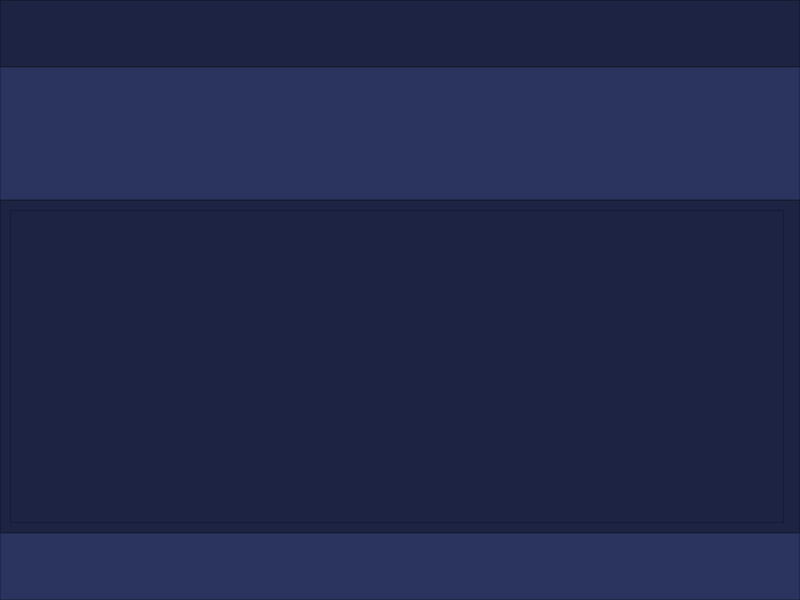
The window that ui/shell.ui (diegofer/multilyrics) describes before a commit, drawn with Qt 5.
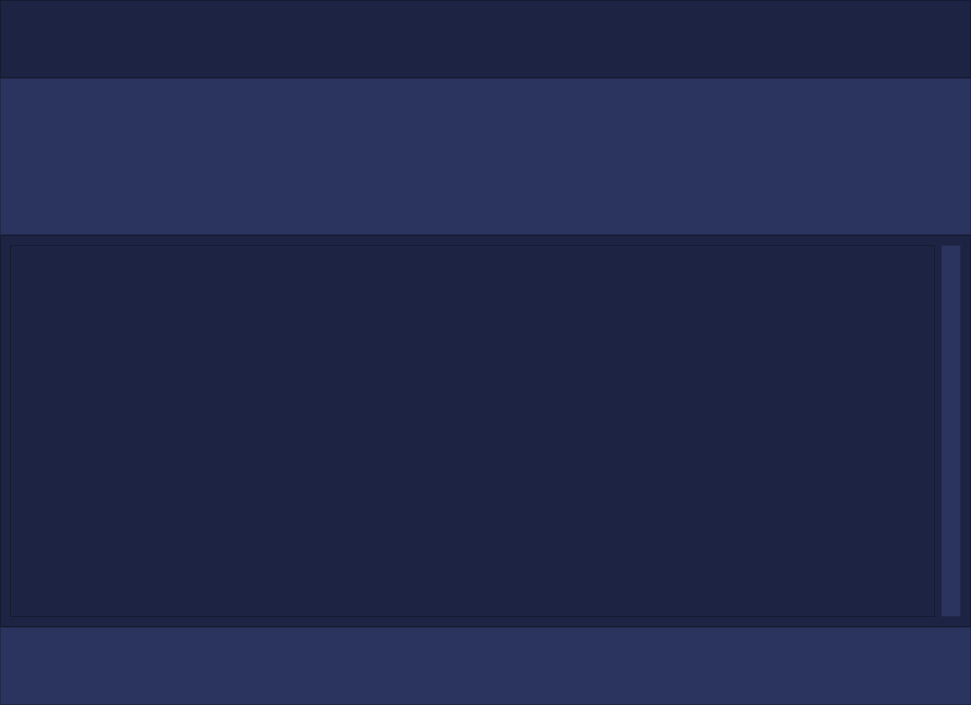
The same window after the commit.

Commit message: Refactor MainWindow layout management; add new layouts for playlist, waveform, master tracks, and controls. Update UI dimensions in shell.ui and integrate layout changes. Add fabfile for compiling .ui files.

```diff
--- a/ui/shell.ui
+++ b/ui/shell.ui
@@ -6,8 +6,8 @@
    <rect>
     <x>0</x>
     <y>0</y>
-    <width>800</width>
-    <height>600</height>
+    <width>971</width>
+    <height>705</height>
    </rect>
   </property>
   <property name="windowTitle">
@@ -43,6 +43,20 @@
       <property name="frameShadow">
        <enum>QFrame::Shadow::Raised</enum>
       </property>
+      <layout class="QHBoxLayout" name="playlistLayout">
+       <property name="leftMargin">
+        <number>2</number>
+       </property>
+       <property name="topMargin">
+        <number>2</number>
+       </property>
+       <property name="rightMargin">
+        <number>2</number>
+       </property>
+       <property name="bottomMargin">
+        <number>2</number>
+       </property>
+      </layout>
      </widget>
     </item>
     <item>
@@ -58,6 +72,20 @@
       <property name="frameShadow">
        <enum>QFrame::Shadow::Raised</enum>
       </property>
+      <layout class="QVBoxLayout" name="waveformLayout">
+       <property name="leftMargin">
+        <number>5</number>
+       </property>
+       <property name="topMargin">
+        <number>2</number>
+       </property>
+       <property name="rightMargin">
+        <number>2</number>
+       </property>
+       <property name="bottomMargin">
+        <number>2</number>
+       </property>
+      </layout>
      </widget>
     </item>
     <item>
@@ -110,6 +138,7 @@
          <property name="frameShadow">
           <enum>QFrame::Shadow::Raised</enum>
          </property>
+         <layout class="QHBoxLayout" name="masterLayout"/>
         </widget>
        </item>
       </layout>
@@ -128,6 +157,20 @@
       <property name="frameShadow">
        <enum>QFrame::Shadow::Raised</enum>
       </property>
+      <layout class="QHBoxLayout" name="controlsLayout">
+       <property name="leftMargin">
+        <number>4</number>
+       </property>
+       <property name="topMargin">
+        <number>4</number>
+       </property>
+       <property name="rightMargin">
+        <number>4</number>
+       </property>
+       <property name="bottomMargin">
+        <number>4</number>
+       </property>
+      </layout>
      </widget>
     </item>
    </layout>
```
The commit also changes 4 other files.
